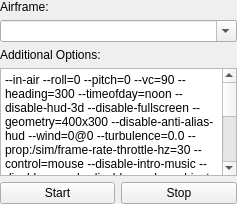
This is src/ui/QGCHilFlightGearConfiguration.ui in mavlink/qgroundcontrol as Qt 5 draws it before an edit. The edited form follows.
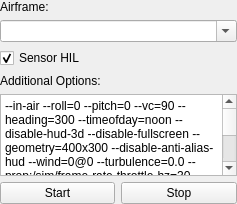
This is the edited form.

Commit message: Flightgear sensor HIL

```diff
--- a/src/ui/QGCHilFlightGearConfiguration.ui
+++ b/src/ui/QGCHilFlightGearConfiguration.ui
@@ -25,8 +25,17 @@
   <property name="autoFillBackground">
    <bool>false</bool>
   </property>
-  <layout class="QGridLayout" name="gridLayout" rowminimumheight="0,0,0,0,0,0,0,0">
-   <property name="margin">
+  <layout class="QGridLayout" name="gridLayout">
+   <property name="leftMargin">
+    <number>0</number>
+   </property>
+   <property name="topMargin">
+    <number>0</number>
+   </property>
+   <property name="rightMargin">
+    <number>0</number>
+   </property>
+   <property name="bottomMargin">
     <number>0</number>
    </property>
    <property name="spacing">
@@ -52,14 +61,14 @@
      </property>
     </widget>
    </item>
-   <item row="2" column="0">
+   <item row="3" column="0">
     <widget class="QLabel" name="optionsLabel">
      <property name="text">
       <string>&lt;html&gt;&lt;head/&gt;&lt;body&gt;&lt;p&gt;Additional Options:&lt;/p&gt;&lt;/body&gt;&lt;/html&gt;</string>
      </property>
     </widget>
    </item>
-   <item row="3" column="0" colspan="2">
+   <item row="4" column="0" colspan="2">
     <widget class="QPlainTextEdit" name="optionsPlainTextEdit">
      <property name="sizePolicy">
       <sizepolicy hsizetype="Preferred" vsizetype="Preferred">
@@ -92,6 +101,16 @@
      </property>
     </widget>
    </item>
+   <item row="2" column="0">
+    <widget class="QCheckBox" name="sensorHilCheckBox">
+     <property name="text">
+      <string>Sensor HIL</string>
+     </property>
+     <property name="checked">
+      <bool>true</bool>
+     </property>
+    </widget>
+   </item>
   </layout>
  </widget>
  <resources/>
```
Left out of the diff: 4 changed lines with no effect on the pictures. The commit also changes 7 other files.
